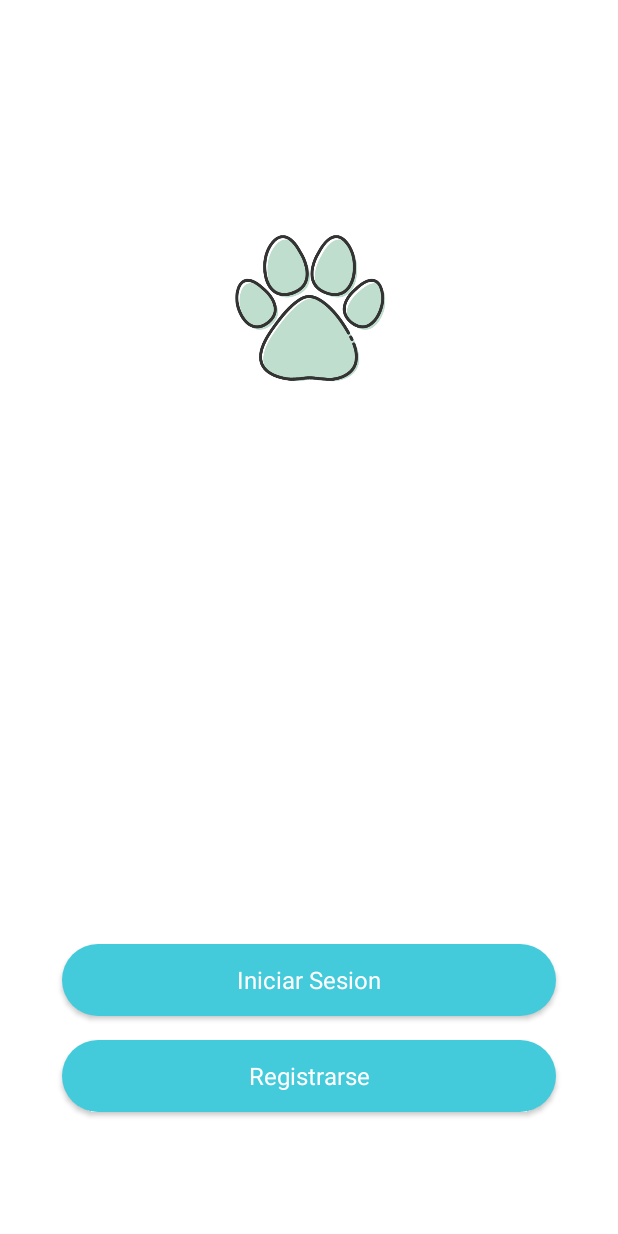
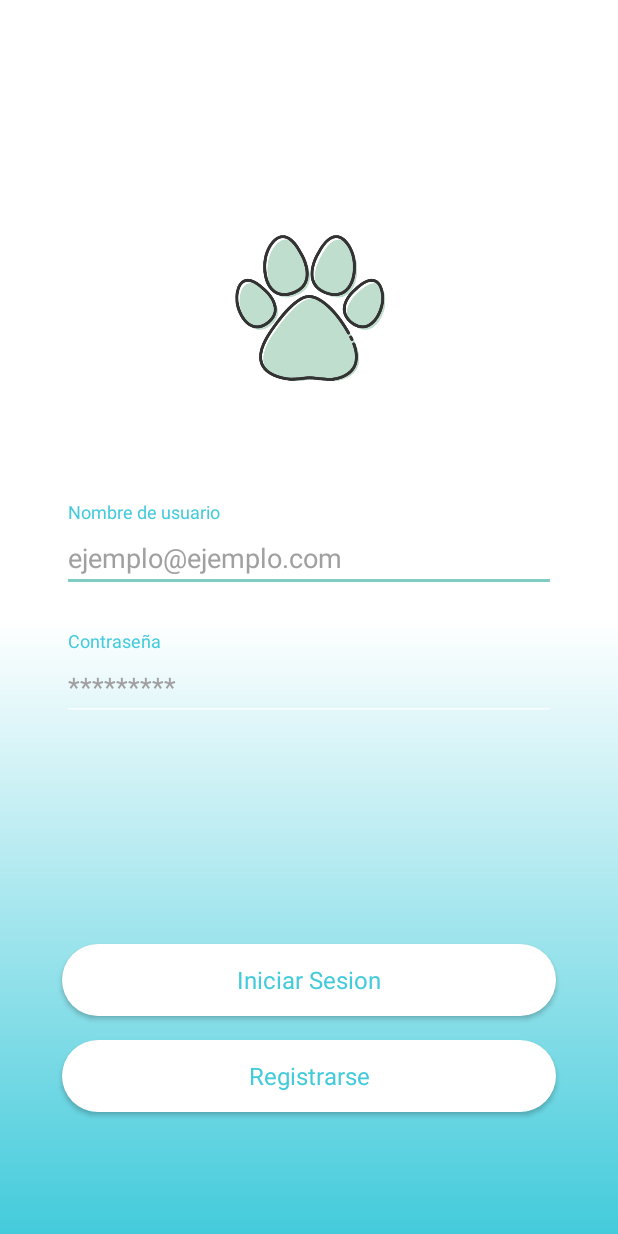
Before and after one commit to hernanhorquin/pet-finder, an Android app: the screen it shows after launch (SignInActivity), on a phone screen of 412 x 824 dp. Run offline under Robolectric (Android 15) with nearby library versions, the phone set to English and light mode, and no system bars.

```diff
--- a/app/src/main/AndroidManifest.xml
+++ b/app/src/main/AndroidManifest.xml
@@ -11,6 +11,7 @@
         android:icon="@mipmap/ic_launcher"
         android:roundIcon="@mipmap/ic_launcher_round"
         android:supportsRtl="true"
+        android:usesCleartextTraffic="true"
         android:theme="@style/Theme.PetFinder">
         <activity
             android:name=".ui.login.SignInActivity"
--- a/app/src/main/java/com/example/petfinder/data/PetRequestGenerator.kt
+++ b/app/src/main/java/com/example/petfinder/data/PetRequestGenerator.kt
@@ -6,7 +6,7 @@ import retrofit2.converter.gson.GsonConverterFactory
 
 class PetRequestGenerator {
 
-    private val BASE_URL = "https://www.themealdb.com/api/json/v1/1/"
+    private val BASE_URL = "http://192.168.0.211:3000/auth/"
 
     private val httpClient = OkHttpClient.Builder().addInterceptor { chain ->
         val defaultRequest = chain.request()
--- a/app/src/main/java/com/example/petfinder/data/api/PetApi.kt
+++ b/app/src/main/java/com/example/petfinder/data/api/PetApi.kt
@@ -1,4 +1,18 @@
 package com.example.petfinder.data.api
 
+import com.example.petfinder.data.model.LoginResponse
+import retrofit2.Call
+import retrofit2.http.GET
+import retrofit2.http.Headers
+import retrofit2.http.Query
+
 interface PetApi {
+
+    @Headers(
+        "Content-Type': 'application/json",
+        "Cache-Control: no-cache"
+    )
+    @GET("login")
+    fun logIn(@Query("username") username: String,
+              @Query("password") password: String): Call<LoginResponse>
 }
--- a/app/src/main/java/com/example/petfinder/data/repository/PetRepository.kt
+++ b/app/src/main/java/com/example/petfinder/data/repository/PetRepository.kt
@@ -1,5 +1,6 @@
 package com.example.petfinder.data.repository
 
+import com.example.kitchen_recipes.ui.utils.Result
 import com.example.petfinder.data.model.Pet
 
 interface PetRepository {
@@ -7,4 +8,5 @@ interface PetRepository {
     fun getLostPets(): List<Pet>
     fun getFoundPets(): List<Pet>
     fun getUserChats()
+    fun logIn(username: String, password: String): Result<Boolean>
 }
--- /dev/null
+++ b/app/src/main/java/com/example/petfinder/ui/login/SignInViewModel.kt
@@ -0,0 +1,34 @@
+package com.example.petfinder.ui.login
+
+import androidx.lifecycle.LiveData
+import androidx.lifecycle.MutableLiveData
+import androidx.lifecycle.ViewModel
+import androidx.lifecycle.viewModelScope
+import com.example.kitchen_recipes.ui.utils.Data
+import com.example.kitchen_recipes.ui.utils.Result
+import com.example.kitchen_recipes.ui.utils.Status
+import com.example.petfinder.data.repository.PetRepository
+import com.example.petfinder.data.repository.PetRepositoryImpl
+import kotlinx.coroutines.Dispatchers
+import kotlinx.coroutines.launch
+import kotlinx.coroutines.withContext
+
+class SignInViewModel : ViewModel() {
+
+    private val petRepository: PetRepository = PetRepositoryImpl()
+
+    private var _logIn = MutableLiveData<Data<Boolean>>()
+    val logIn: LiveData<Data<Boolean>>
+        get() = _logIn
+
+    fun logIn(username: String, password: String) = viewModelScope.launch {
+        _logIn.postValue(Data(responseType = Status.LOADING))
+        when (val result = withContext(Dispatchers.IO) { petRepository.logIn(username, password) }) {
+            is Result.Failure -> {
+                _logIn.postValue(Data(responseType = Status.ERROR, error = result.exception))
+            }
+            is Result.Success -> {
+                _logIn.postValue(Data(responseType = Status.SUCCESSFUL, data = result.data))
+            }
+        }    }
+}
--- /dev/null
+++ b/app/src/main/java/com/example/petfinder/utils/Result.kt
@@ -0,0 +1,6 @@
+package com.example.kitchen_recipes.ui.utils
+
+sealed class Result<out T : Any> {
+    class Success<out T : Any>(val data: T?) : Result<T>()
+    class Failure(val exception: Exception) : Result<Nothing>()
+}
--- a/app/src/main/res/drawable/button_background.xml
+++ b/app/src/main/res/drawable/button_background.xml
@@ -2,5 +2,5 @@
 <shape xmlns:android="http://schemas.android.com/apk/res/android"
     android:shape="rectangle">
     <corners android:radius="24dp"/>
-    <solid android:color="@color/purple_700"/>
+    <solid android:color="@color/white"/>
 </shape>
--- a/app/src/main/res/drawable/ic_main_background.xml
+++ b/app/src/main/res/drawable/ic_main_background.xml
@@ -3,7 +3,7 @@
     android:shape="rectangle">
     <gradient
         android:angle="270"
-        android:endColor="#E1F8FB"
-        android:centerColor="#92D7DF"
-        android:startColor="#43CBDB" />
+        android:startColor="#FFFFFFFF"
+        android:centerColor="#FFFFFFFF"
+        android:endColor="#43CBDB" />
 </shape>
--- a/app/src/main/res/layout/activity_sign_in.xml
+++ b/app/src/main/res/layout/activity_sign_in.xml
@@ -4,10 +4,68 @@
     xmlns:tools="http://schemas.android.com/tools"
     android:layout_width="match_parent"
     android:layout_height="match_parent"
-    android:background="@color/white"
+    android:background="@drawable/ic_main_background"
     tools:context=".ui.login.SignInActivity">
 
+    <ProgressBar
+        android:id="@+id/progressBar"
+        style="?android:attr/progressBarStyle"
+        android:layout_width="wrap_content"
+        android:layout_height="wrap_content"
+        android:layout_gravity="center"
+        android:layout_marginTop="24dp"
+        android:visibility="gone"
+        app:layout_constraintEnd_toEndOf="parent"
+        app:layout_constraintStart_toStartOf="parent"
+        app:layout_constraintTop_toTopOf="parent" />
+
+    <LinearLayout
+        android:id="@+id/sign_in_layout"
+        android:layout_width="0dp"
+        android:layout_height="wrap_content"
+        android:orientation="vertical"
+        app:layout_constraintEnd_toEndOf="@id/right_guideline"
+        app:layout_constraintStart_toStartOf="@id/left_guideline"
+        app:layout_constraintTop_toBottomOf="@id/pet_finder_logo">
+
+        <TextView
+            android:layout_width="wrap_content"
+            android:layout_height="wrap_content"
+            android:layout_marginStart="4dp"
+            android:text="Nombre de usuario"
+            android:textColor="@color/purple_700"
+            android:textSize="12sp"/>
+
+        <EditText
+            android:id="@+id/email"
+            android:layout_width="match_parent"
+            android:layout_height="wrap_content"
+            android:textColor="@color/black"
+            android:hint="ejemplo@ejemplo.com"
+            android:textColorHint="@color/grey"/>
+
+        <TextView
+            android:layout_width="wrap_content"
+            android:layout_height="wrap_content"
+            android:layout_marginTop="24dp"
+            android:layout_marginStart="4dp"
+            android:text="Contraseña"
+            android:textColor="@color/purple_700"
+            android:textSize="12sp"/>
+
+        <EditText
+            android:id="@+id/password"
+            android:layout_width="match_parent"
+            android:layout_height="wrap_content"
+            android:textColor="@color/black"
+            android:hint="*********"
+            android:inputType="textPassword"
+            android:textColorHint="@color/grey"/>
+
+    </LinearLayout>
+
     <ImageView
+        android:id="@+id/pet_finder_logo"
         android:layout_width="250dp"
         android:layout_height="250dp"
         android:backgroundTint="@android:color/transparent"
--- a/app/src/main/res/values/colors.xml
+++ b/app/src/main/res/values/colors.xml
@@ -7,6 +7,7 @@
     <color name="teal_700">#FF018786</color>
     <color name="black">#FF000000</color>
     <color name="white">#FFFFFFFF</color>
+    <color name="grey">#A0A0A0</color>
 
     <color name="tab_background_selected">#43CBDB</color>
     <color name="tab_background_unselected">#ffffff</color>
--- a/app/src/main/res/values/styles.xml
+++ b/app/src/main/res/values/styles.xml
@@ -9,7 +9,11 @@
     </style>
 
     <style name="Button.Primary">
-        <item name="android:textColor">@color/white</item>
+        <item name="android:textColor">@color/purple_700</item>
         <item name="android:background">@drawable/button_background</item>
     </style>
+
+        <style name="InputTheme">
+            <item name="colorAccent">@color/purple_700</item>
+        </style>
 </resources>
--- /dev/null
+++ b/app/src/main/res/xml/network_secutiry_config.xml
@@ -0,0 +1,6 @@
+<?xml version="1.0" encoding="utf-8"?>
+<network-security-config>
+    <domain-config cleartextTrafficPermitted="true">
+        <domain includeSubdomains="true">api.example.com(to be adjusted)</domain>
+    </domain-config>
+</network-security-config>
```
Also changed, not shown: app/src/main/java/com/example/petfinder/data/model/LoginResponse.kt (added, +12 -0 lines), app/src/main/java/com/example/petfinder/data/repository/PetRepositoryImpl.kt (+25 -1 lines), app/src/main/java/com/example/petfinder/ui/login/SignInActivity.kt (+29 -2 lines), app/src/main/java/com/example/petfinder/utils/Data.kt (added, +8 -0 lines).
